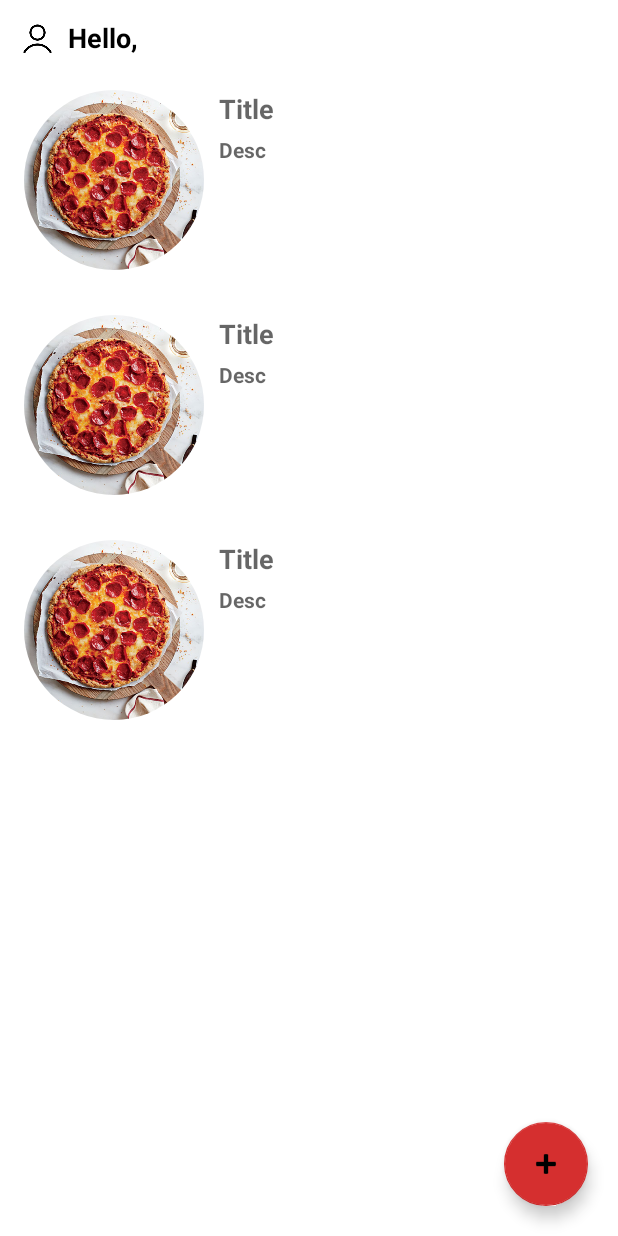
After one commit to frinaldisyauqi/pizza-restaurant, an Android app: the layout activity_third.xml on its own in the app's theme, with its tools: preview values and no code run, on a phone screen of 412 x 824 dp. The commit adds this screen. Run offline under Robolectric (Android 15) with nearby library versions, the phone set to English and light mode, and no system bars.

Commit message:
Done Menu Ketiga

```diff
--- a/app/build.gradle
+++ b/app/build.gradle
@@ -35,4 +35,5 @@ dependencies {
     testImplementation 'junit:junit:4.13.2'
     androidTestImplementation 'androidx.test.ext:junit:1.1.3'
     androidTestImplementation 'androidx.test.espresso:espresso-core:3.4.0'
+    implementation 'de.hdodenhof:circleimageview:3.1.0'
 }
--- a/app/src/main/AndroidManifest.xml
+++ b/app/src/main/AndroidManifest.xml
@@ -14,6 +14,9 @@
         android:theme="@style/Theme.FrizzaRestaurant"
         tools:targetApi="31">
         <activity
+            android:name=".ThirdActivity"
+            android:exported="false" />
+        <activity
             android:name=".SecondActivity"
             android:exported="false" />
         <activity
--- /dev/null
+++ b/app/src/main/res/layout/activity_third.xml
@@ -0,0 +1,51 @@
+<?xml version="1.0" encoding="utf-8"?>
+<androidx.constraintlayout.widget.ConstraintLayout xmlns:android="http://schemas.android.com/apk/res/android"
+    xmlns:app="http://schemas.android.com/apk/res-auto"
+    xmlns:tools="http://schemas.android.com/tools"
+    android:layout_width="match_parent"
+    android:layout_height="match_parent"
+    tools:context=".ThirdActivity">
+
+    <ImageView
+        android:id="@+id/display_picture_menu_id"
+        android:layout_width="30sp"
+        android:layout_height="30sp"
+        android:layout_margin="10sp"
+        android:src="@drawable/profile_picture"
+        app:layout_constraintStart_toStartOf="parent"
+        app:layout_constraintTop_toTopOf="parent" />
+
+    <TextView
+        android:id="@+id/display_name_menu_id"
+        android:layout_width="wrap_content"
+        android:layout_height="wrap_content"
+        android:layout_marginStart="5sp"
+        android:textSize="18sp"
+        android:textStyle="bold"
+        android:textColor="@color/black"
+        android:text="Hello, "
+        app:layout_constraintStart_toEndOf="@id/display_picture_menu_id"
+        app:layout_constraintTop_toTopOf="@id/display_picture_menu_id"
+        app:layout_constraintBottom_toBottomOf="@id/display_picture_menu_id"/>
+
+    <androidx.recyclerview.widget.RecyclerView
+        android:layout_width="match_parent"
+        android:layout_height="wrap_content"
+        android:layout_marginTop="10sp"
+        android:id="@+id/recyclerView"
+        android:scrollbars="vertical"
+        android:layout_centerInParent="true"
+        tools:listitem="@layout/menu_list"
+        app:layout_constraintTop_toBottomOf="@+id/display_picture_menu_id" />
+
+    <com.google.android.material.floatingactionbutton.FloatingActionButton
+        android:id="@+id/fab"
+        android:layout_width="wrap_content"
+        android:layout_height="wrap_content"
+        android:layout_margin="20sp"
+        app:layout_constraintEnd_toEndOf="parent"
+        app:layout_constraintBottom_toBottomOf="parent"
+        app:srcCompat="@android:drawable/ic_input_add"
+        tools:ignore="MissingConstraints"/>
+
+    </androidx.constraintlayout.widget.ConstraintLayout>
--- /dev/null
+++ b/app/src/main/res/layout/menu_list.xml
@@ -0,0 +1,45 @@
+<?xml version="1.0" encoding="utf-8"?>
+<androidx.constraintlayout.widget.ConstraintLayout xmlns:android="http://schemas.android.com/apk/res/android"
+    android:layout_width="match_parent"
+    android:layout_height="wrap_content"
+    xmlns:app="http://schemas.android.com/apk/res-auto"
+    android:orientation="vertical"
+    android:paddingLeft="16dp"
+    android:paddingTop="10dp"
+    android:paddingRight="16dp"
+    android:paddingBottom="10dp"
+    android:layout_marginBottom="10sp">
+
+    <de.hdodenhof.circleimageview.CircleImageView
+        android:id="@+id/display_picture_menu_id"
+        android:layout_width="120sp"
+        android:layout_height="120sp"
+        android:src="@drawable/pizza_pepperoni"
+        app:layout_constraintStart_toStartOf="parent"
+        app:layout_constraintTop_toTopOf="parent"
+        app:layout_constraintBottom_toBottomOf="parent"/>
+
+    <TextView
+        android:id="@+id/menu_title_id"
+        style="@style/TextAppearance.AppCompat.Medium"
+        android:layout_width="wrap_content"
+        android:layout_height="wrap_content"
+        app:layout_constraintStart_toEndOf="@id/display_picture_menu_id"
+        app:layout_constraintTop_toTopOf="@id/display_picture_menu_id"
+        android:layout_marginStart="10sp"
+        android:hint="Title"
+        android:textStyle="bold"
+        android:textColor="@color/text_main" />
+
+    <TextView
+        android:id="@+id/menu_desc_id"
+        android:layout_width="240sp"
+        android:layout_height="wrap_content"
+        android:layout_marginTop="5sp"
+        app:layout_constraintStart_toEndOf="@id/display_picture_menu_id"
+        app:layout_constraintTop_toBottomOf="@id/menu_title_id"
+        android:layout_marginStart="10sp"
+        android:hint="Desc"
+        android:textStyle="bold"
+        android:textColor="@color/text_main" />
+</androidx.constraintlayout.widget.ConstraintLayout>
```
Also changed, not shown: app/src/main/java/com/frinaldi/frizzarestaurant/AdapterImageRecyclerView.java (added, +66 -0 lines), app/src/main/java/com/frinaldi/frizzarestaurant/AdapterRecyclerView.java (added, +75 -0 lines), app/src/main/java/com/frinaldi/frizzarestaurant/SecondActivity.java (+19 -0 lines), app/src/main/java/com/frinaldi/frizzarestaurant/ThirdActivity.java (added, +48 -0 lines), app/src/main/res/drawable/pizza_margherita.jpg (added), app/src/main/res/drawable/pizza_pepperoni.jpg (added), app/src/main/res/drawable/pizza_shrimp.jpg (added), app/src/main/res/drawable/pizza_smokedsalmon.jpg (added).
